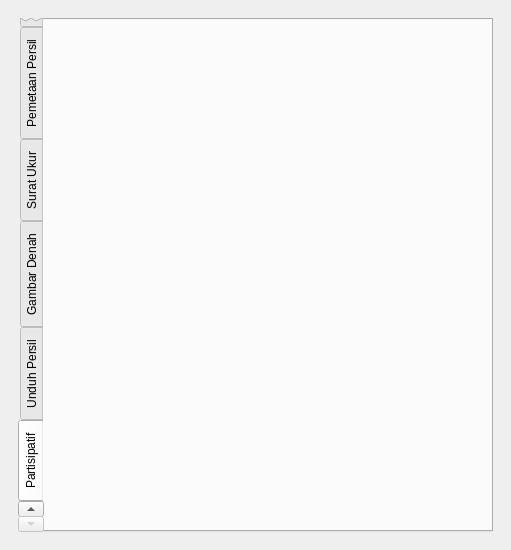
Old version of the form ui/panel_kerjav2.ui in the repository nyanyaon/GeoKKP-GIS.
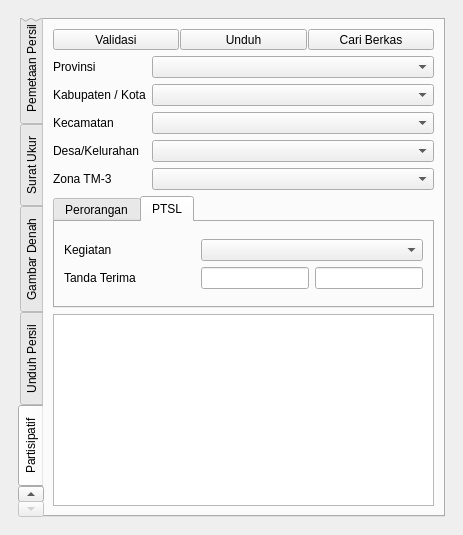
New version of the form. The open tabs and pages were chosen to show the change. Icons and pictures are not drawn. Custom widgets are drawn as their Qt base class.

Patch:
```diff
--- a/ui/panel_kerjav2.ui
+++ b/ui/panel_kerjav2.ui
@@ -6,8 +6,8 @@
    <rect>
     <x>0</x>
     <y>0</y>
-    <width>511</width>
-    <height>550</height>
+    <width>462</width>
+    <height>535</height>
    </rect>
   </property>
   <property name="maximumSize">
@@ -2835,6 +2835,315 @@
              <attribute name="title">
               <string>Partisipatif</string>
              </attribute>
+             <layout class="QGridLayout" name="gridLayout_13">
+              <item row="0" column="0">
+               <layout class="QHBoxLayout" name="horizontalLayout_27">
+                <property name="spacing">
+                 <number>1</number>
+                </property>
+                <item>
+                 <widget class="QToolButton" name="toolButton_46">
+                  <property name="sizePolicy">
+                   <sizepolicy hsizetype="Preferred" vsizetype="Preferred">
+                    <horstretch>0</horstretch>
+                    <verstretch>0</verstretch>
+                   </sizepolicy>
+                  </property>
+                  <property name="toolTip">
+                   <string>Validasi Pemetaan Partisipatif</string>
+                  </property>
+                  <property name="statusTip">
+                   <string/>
+                  </property>
+                  <property name="text">
+                   <string>Validasi</string>
+                  </property>
+                  <property name="icon">
+                   <iconset>
+                    <normaloff>../images/panel_icons/doubletick.png</normaloff>../images/panel_icons/doubletick.png</iconset>
+                  </property>
+                  <property name="iconSize">
+                   <size>
+                    <width>35</width>
+                    <height>35</height>
+                   </size>
+                  </property>
+                  <property name="toolButtonStyle">
+                   <enum>Qt::ToolButtonTextUnderIcon</enum>
+                  </property>
+                 </widget>
+                </item>
+                <item>
+                 <widget class="QToolButton" name="toolButton_48">
+                  <property name="sizePolicy">
+                   <sizepolicy hsizetype="Preferred" vsizetype="Preferred">
+                    <horstretch>0</horstretch>
+                    <verstretch>0</verstretch>
+                   </sizepolicy>
+                  </property>
+                  <property name="toolTip">
+                   <string>Unduh Bidang Partisipatif</string>
+                  </property>
+                  <property name="text">
+                   <string>Unduh</string>
+                  </property>
+                  <property name="icon">
+                   <iconset>
+                    <normaloff>../images/panel_icons/download.png</normaloff>../images/panel_icons/download.png</iconset>
+                  </property>
+                  <property name="iconSize">
+                   <size>
+                    <width>35</width>
+                    <height>35</height>
+                   </size>
+                  </property>
+                  <property name="toolButtonStyle">
+                   <enum>Qt::ToolButtonTextUnderIcon</enum>
+                  </property>
+                 </widget>
+                </item>
+                <item>
+                 <widget class="QToolButton" name="toolButton_51">
+                  <property name="sizePolicy">
+                   <sizepolicy hsizetype="Preferred" vsizetype="Preferred">
+                    <horstretch>0</horstretch>
+                    <verstretch>0</verstretch>
+                   </sizepolicy>
+                  </property>
+                  <property name="toolTip">
+                   <string>Cari berkas</string>
+                  </property>
+                  <property name="text">
+                   <string>Cari Berkas</string>
+                  </property>
+                  <property name="icon">
+                   <iconset>
+                    <normaloff>../images/panel_icons/search.png</normaloff>../images/panel_icons/search.png</iconset>
+                  </property>
+                  <property name="iconSize">
+                   <size>
+                    <width>35</width>
+                    <height>35</height>
+                   </size>
+                  </property>
+                  <property name="toolButtonStyle">
+                   <enum>Qt::ToolButtonTextUnderIcon</enum>
+                  </property>
+                 </widget>
+                </item>
+               </layout>
+              </item>
+              <item row="1" column="0">
+               <layout class="QFormLayout" name="formLayout_10">
+                <item row="0" column="0">
+                 <widget class="QLabel" name="label_36">
+                  <property name="text">
+                   <string>Provinsi</string>
+                  </property>
+                 </widget>
+                </item>
+                <item row="0" column="1">
+                 <widget class="QComboBox" name="combo_provinsi_7"/>
+                </item>
+                <item row="1" column="0">
+                 <widget class="QLabel" name="label_37">
+                  <property name="text">
+                   <string>Kabupaten / Kota</string>
+                  </property>
+                 </widget>
+                </item>
+                <item row="1" column="1">
+                 <widget class="QComboBox" name="combo_kabupaten_6"/>
+                </item>
+                <item row="2" column="0">
+                 <widget class="QLabel" name="label_38">
+                  <property name="text">
+                   <string>Kecamatan</string>
+                  </property>
+                 </widget>
+                </item>
+                <item row="2" column="1">
+                 <widget class="QComboBox" name="combo_kecamatan_6"/>
+                </item>
+                <item row="3" column="0">
+                 <widget class="QLabel" name="label_39">
+                  <property name="text">
+                   <string>Desa/Kelurahan</string>
+                  </property>
+                 </widget>
+                </item>
+                <item row="3" column="1">
+                 <widget class="QComboBox" name="combo_kelurahan_6"/>
+                </item>
+                <item row="4" column="0">
+                 <widget class="QLabel" name="zonaTM3Label">
+                  <property name="text">
+                   <string>Zona TM-3</string>
+                  </property>
+                 </widget>
+                </item>
+                <item row="4" column="1">
+                 <widget class="QComboBox" name="zonaTM3ComboBox"/>
+                </item>
+               </layout>
+              </item>
+              <item row="2" column="0">
+               <widget class="QTabWidget" name="tabWidget_2">
+                <property name="currentIndex">
+                 <number>0</number>
+                </property>
+                <widget class="QWidget" name="partisipatif_perorangan">
+                 <attribute name="icon">
+                  <iconset>
+                   <normaloff>../images/panel_icons/person.png</normaloff>../images/panel_icons/person.png</iconset>
+                 </attribute>
+                 <attribute name="title">
+                  <string>Perorangan</string>
+                 </attribute>
+                 <layout class="QGridLayout" name="gridLayout_12">
+                  <item row="0" column="0">
+                   <layout class="QFormLayout" name="formLayout_11">
+                    <item row="0" column="0">
+                     <layout class="QHBoxLayout" name="horizontalLayout_28">
+                      <item>
+                       <widget class="QLabel" name="label_23">
+                        <property name="text">
+                         <string>Alas Hak</string>
+                        </property>
+                       </widget>
+                      </item>
+                      <item>
+                       <spacer name="horizontalSpacer_17">
+                        <property name="orientation">
+                         <enum>Qt::Horizontal</enum>
+                        </property>
+                        <property name="sizeType">
+                         <enum>QSizePolicy::Preferred</enum>
+                        </property>
+                        <property name="sizeHint" stdset="0">
+                         <size>
+                          <width>100</width>
+                          <height>20</height>
+                         </size>
+                        </property>
+                       </spacer>
+                      </item>
+                     </layout>
+                    </item>
+                    <item row="0" column="1">
+                     <widget class="QComboBox" name="comboBox_3">
+                      <property name="maximumSize">
+                       <size>
+                        <width>16777215</width>
+                        <height>16777215</height>
+                       </size>
+                      </property>
+                     </widget>
+                    </item>
+                    <item row="1" column="0">
+                     <widget class="QLabel" name="nomorLabel_7">
+                      <property name="text">
+                       <string>Nomor</string>
+                      </property>
+                     </widget>
+                    </item>
+                    <item row="1" column="1">
+                     <widget class="QLineEdit" name="nomorLineEdit_3"/>
+                    </item>
+                   </layout>
+                  </item>
+                 </layout>
+                </widget>
+                <widget class="QWidget" name="partisipatifptsl">
+                 <attribute name="icon">
+                  <iconset>
+                   <normaloff>../images/panel_icons/team.png</normaloff>../images/panel_icons/team.png</iconset>
+                 </attribute>
+                 <attribute name="title">
+                  <string>PTSL</string>
+                 </attribute>
+                 <layout class="QGridLayout" name="gridLayout_11">
+                  <item row="0" column="0">
+                   <layout class="QHBoxLayout" name="horizontalLayout_32">
+                    <item>
+                     <layout class="QVBoxLayout" name="verticalLayout_12">
+                      <item>
+                       <layout class="QHBoxLayout" name="horizontalLayout_30">
+                        <item>
+                         <widget class="QLabel" name="label_40">
+                          <property name="text">
+                           <string>Kegiatan</string>
+                          </property>
+                         </widget>
+                        </item>
+                        <item>
+                         <spacer name="horizontalSpacer_18">
+                          <property name="orientation">
+                           <enum>Qt::Horizontal</enum>
+                          </property>
+                          <property name="sizeHint" stdset="0">
+                           <size>
+                            <width>40</width>
+                            <height>20</height>
+                           </size>
+                          </property>
+                         </spacer>
+                        </item>
+                       </layout>
+                      </item>
+                      <item>
+                       <layout class="QHBoxLayout" name="horizontalLayout_29">
+                        <item>
+                         <widget class="QLabel" name="label_41">
+                          <property name="text">
+                           <string>Tanda Terima</string>
+                          </property>
+                         </widget>
+                        </item>
+                        <item>
+                         <spacer name="horizontalSpacer_19">
+                          <property name="orientation">
+                           <enum>Qt::Horizontal</enum>
+                          </property>
+                          <property name="sizeHint" stdset="0">
+                           <size>
+                            <width>40</width>
+                            <height>20</height>
+                           </size>
+                          </property>
+                         </spacer>
+                        </item>
+                       </layout>
+                      </item>
+                     </layout>
+                    </item>
+                    <item>
+                     <layout class="QVBoxLayout" name="verticalLayout_13">
+                      <item>
+                       <widget class="QComboBox" name="comboBox_4"/>
+                      </item>
+                      <item>
+                       <layout class="QHBoxLayout" name="horizontalLayout_31">
+                        <item>
+                         <widget class="QLineEdit" name="lineEdit_6"/>
+                        </item>
+                        <item>
+                         <widget class="QLineEdit" name="lineEdit_7"/>
+                        </item>
+                       </layout>
+                      </item>
+                     </layout>
+                    </item>
+                   </layout>
+                  </item>
+                 </layout>
+                </widget>
+               </widget>
+              </item>
+              <item row="3" column="0">
+               <widget class="QTableWidget" name="tableWidget_2"/>
+              </item>
+             </layout>
             </widget>
            </widget>
           </item>
```
Left out of the diff: 2 changed lines with no effect on the pictures.
